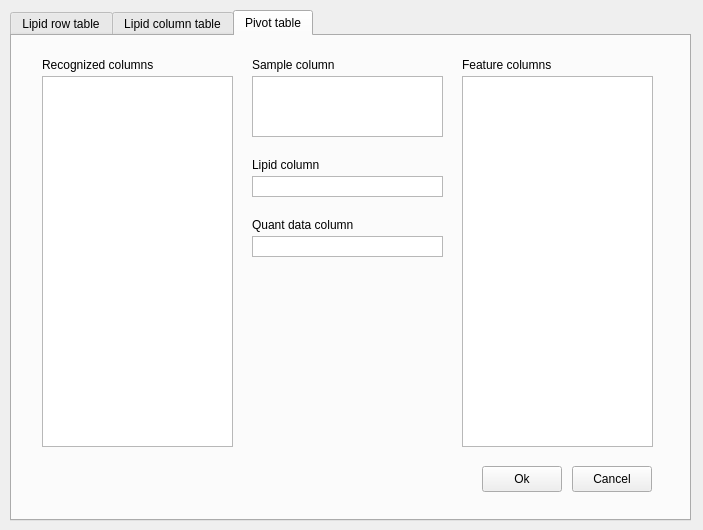
The window that ui/importtable.ui (lifs-tools/lipidspace) describes before a commit, drawn with Qt 5.
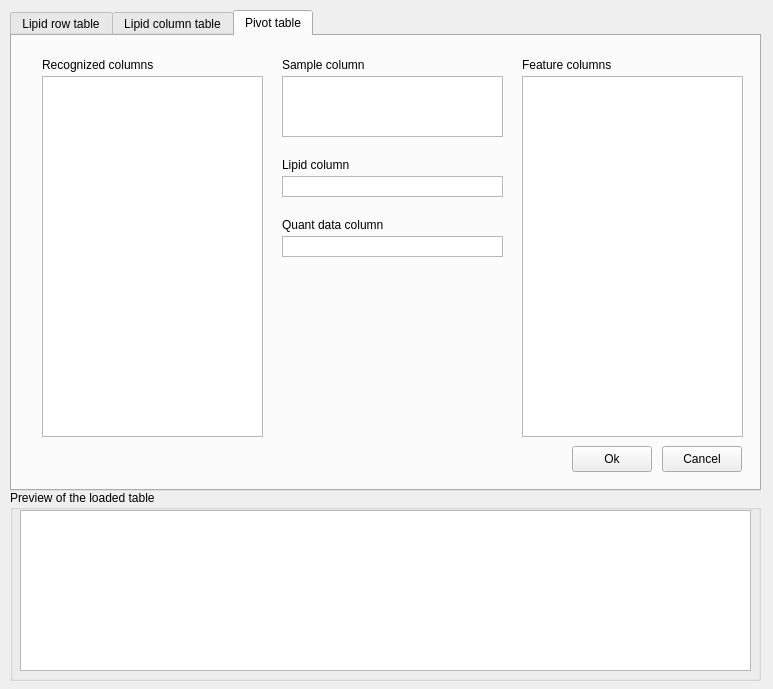
The same window after the commit. The open tabs and pages were chosen to show the change. Custom widgets are drawn as their Qt base class.

Commit message: added a preview to the import table dialog

The edit to the form file:
```diff
--- a/ui/importtable.ui
+++ b/ui/importtable.ui
@@ -6,8 +6,8 @@
    <rect>
     <x>0</x>
     <y>0</y>
-    <width>703</width>
-    <height>530</height>
+    <width>773</width>
+    <height>689</height>
    </rect>
   </property>
   <property name="windowTitle">
@@ -18,8 +18,8 @@
     <rect>
      <x>10</x>
      <y>10</y>
-     <width>681</width>
-     <height>511</height>
+     <width>751</width>
+     <height>481</height>
     </rect>
    </property>
    <property name="currentIndex">
@@ -255,9 +255,9 @@
     <widget class="SingleListWidget" name="lipidListWidgetPivot">
      <property name="geometry">
       <rect>
-       <x>240</x>
+       <x>270</x>
        <y>140</y>
-       <width>191</width>
+       <width>221</width>
        <height>21</height>
       </rect>
      </property>
@@ -267,15 +267,15 @@
       <rect>
        <x>30</x>
        <y>40</y>
-       <width>191</width>
-       <height>371</height>
+       <width>221</width>
+       <height>361</height>
       </rect>
      </property>
     </widget>
     <widget class="QLabel" name="label_3">
      <property name="geometry">
       <rect>
-       <x>450</x>
+       <x>510</x>
        <y>20</y>
        <width>121</width>
        <height>18</height>
@@ -288,9 +288,9 @@
     <widget class="SingleListWidget" name="quantListWidgetPivot">
      <property name="geometry">
       <rect>
-       <x>240</x>
+       <x>270</x>
        <y>200</y>
-       <width>191</width>
+       <width>221</width>
        <height>21</height>
       </rect>
      </property>
@@ -298,7 +298,7 @@
     <widget class="QLabel" name="label_5">
      <property name="geometry">
       <rect>
-       <x>240</x>
+       <x>270</x>
        <y>180</y>
        <width>181</width>
        <height>18</height>
@@ -324,8 +324,8 @@
     <widget class="QPushButton" name="okButtonPivot">
      <property name="geometry">
       <rect>
-       <x>470</x>
-       <y>430</y>
+       <x>560</x>
+       <y>410</y>
        <width>80</width>
        <height>26</height>
       </rect>
@@ -337,18 +337,18 @@
     <widget class="QListWidget" name="featureListWidgetPivot">
      <property name="geometry">
       <rect>
-       <x>450</x>
+       <x>510</x>
        <y>40</y>
-       <width>191</width>
-       <height>371</height>
+       <width>221</width>
+       <height>361</height>
       </rect>
      </property>
     </widget>
     <widget class="QPushButton" name="cancelButtonPivot">
      <property name="geometry">
       <rect>
-       <x>560</x>
-       <y>430</y>
+       <x>650</x>
+       <y>410</y>
        <width>80</width>
        <height>26</height>
       </rect>
@@ -360,7 +360,7 @@
     <widget class="QLabel" name="label_4">
      <property name="geometry">
       <rect>
-       <x>240</x>
+       <x>270</x>
        <y>20</y>
        <width>161</width>
        <height>18</height>
@@ -373,9 +373,9 @@
     <widget class="SingleListWidget" name="sampleListWidgetPivot">
      <property name="geometry">
       <rect>
-       <x>240</x>
+       <x>270</x>
        <y>40</y>
-       <width>191</width>
+       <width>221</width>
        <height>61</height>
       </rect>
      </property>
@@ -383,7 +383,7 @@
     <widget class="QLabel" name="label_2">
      <property name="geometry">
       <rect>
-       <x>240</x>
+       <x>270</x>
        <y>120</y>
        <width>121</width>
        <height>18</height>
@@ -395,6 +395,29 @@
     </widget>
    </widget>
   </widget>
+  <widget class="QGroupBox" name="previewBox">
+   <property name="geometry">
+    <rect>
+     <x>10</x>
+     <y>490</y>
+     <width>751</width>
+     <height>191</height>
+    </rect>
+   </property>
+   <property name="title">
+    <string>Preview of the loaded table</string>
+   </property>
+   <widget class="QTableWidget" name="tableWidget">
+    <property name="geometry">
+     <rect>
+      <x>10</x>
+      <y>20</y>
+      <width>731</width>
+      <height>161</height>
+     </rect>
+    </property>
+   </widget>
+  </widget>
  </widget>
  <customwidgets>
   <customwidget>
```
Left out of the diff: 62 changed lines with no effect on the pictures. The commit also changes 1 other file.
